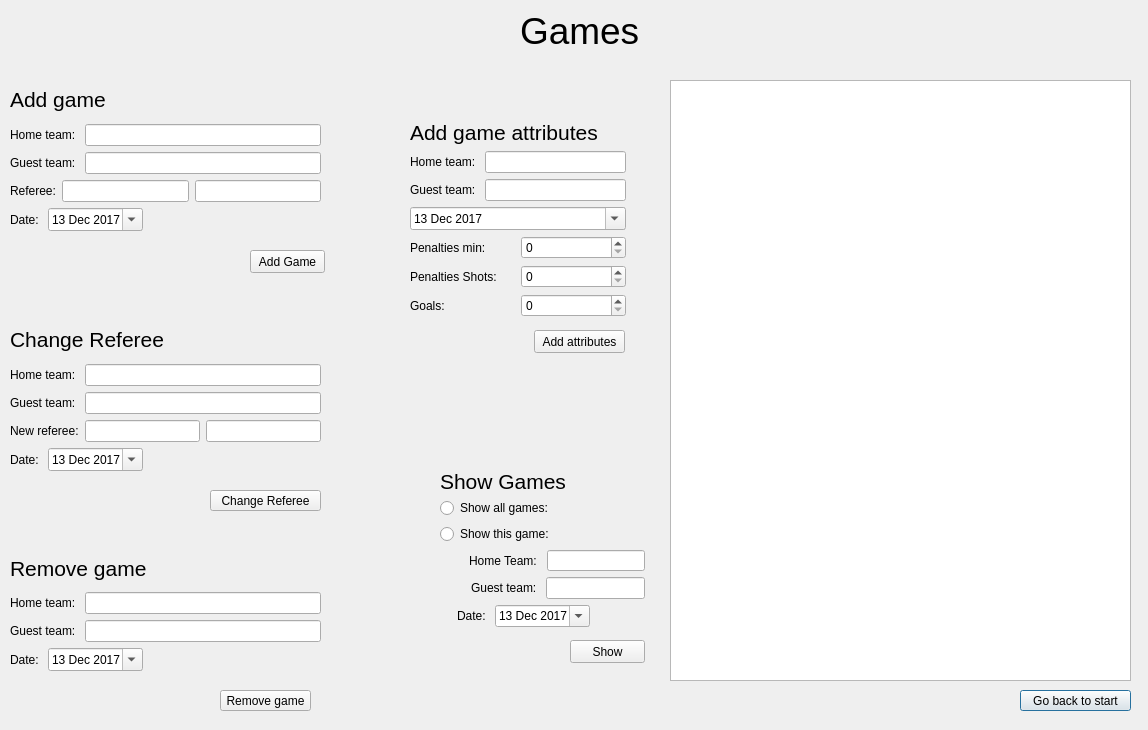
Above: RefereeGameBookDV1553/gamewindow.ui from alexanderbrannlund/ProjektRefereeGameBookQt before the change. Below: the same form after it.
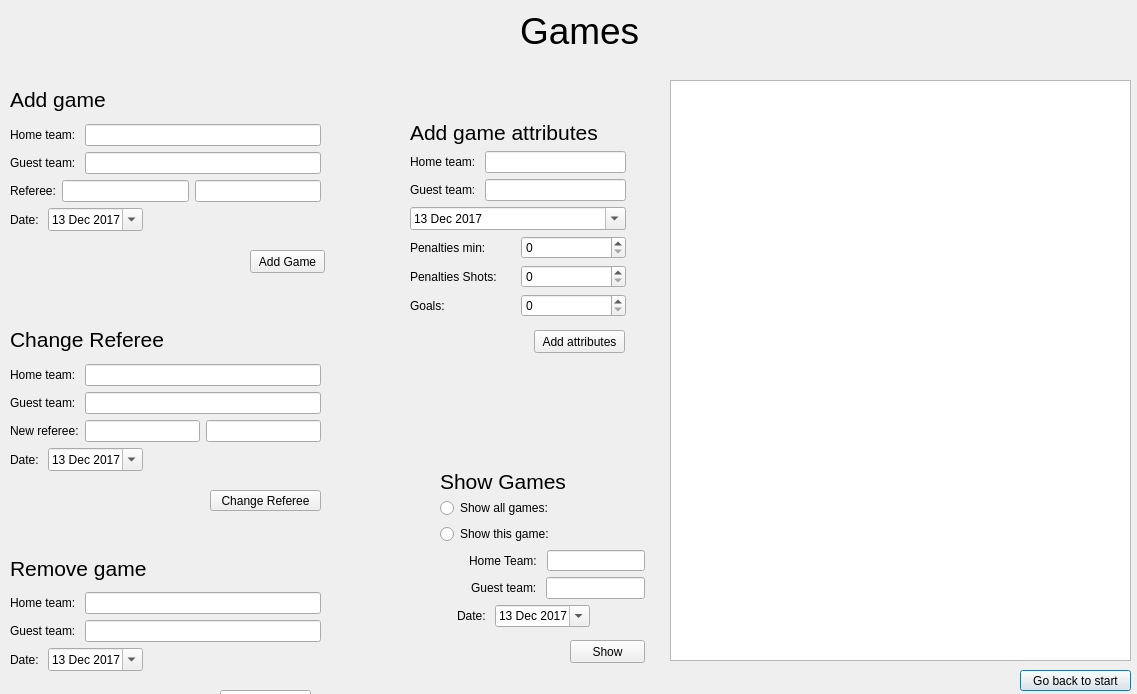
That is the form after the change. Icons and pictures are not drawn.

The edit to the form file:
```diff
--- a/RefereeGameBookDV1553/gamewindow.ui
+++ b/RefereeGameBookDV1553/gamewindow.ui
@@ -6,8 +6,8 @@
    <rect>
     <x>0</x>
     <y>0</y>
-    <width>1148</width>
-    <height>730</height>
+    <width>1137</width>
+    <height>694</height>
    </rect>
   </property>
   <property name="windowTitle">
@@ -35,7 +35,7 @@
    <property name="geometry">
     <rect>
      <x>1020</x>
-     <y>690</y>
+     <y>670</y>
      <width>111</width>
      <height>21</height>
     </rect>
@@ -743,7 +743,7 @@
      <x>670</x>
      <y>80</y>
      <width>461</width>
-     <height>601</height>
+     <height>581</height>
     </rect>
    </property>
   </widget>
```
